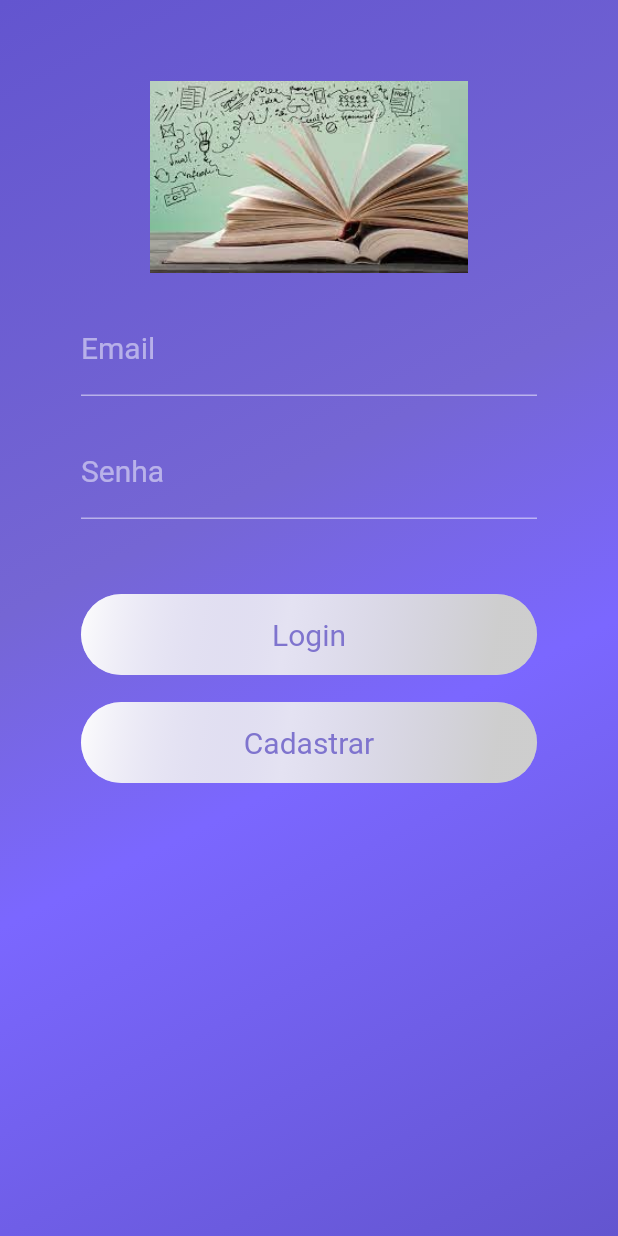
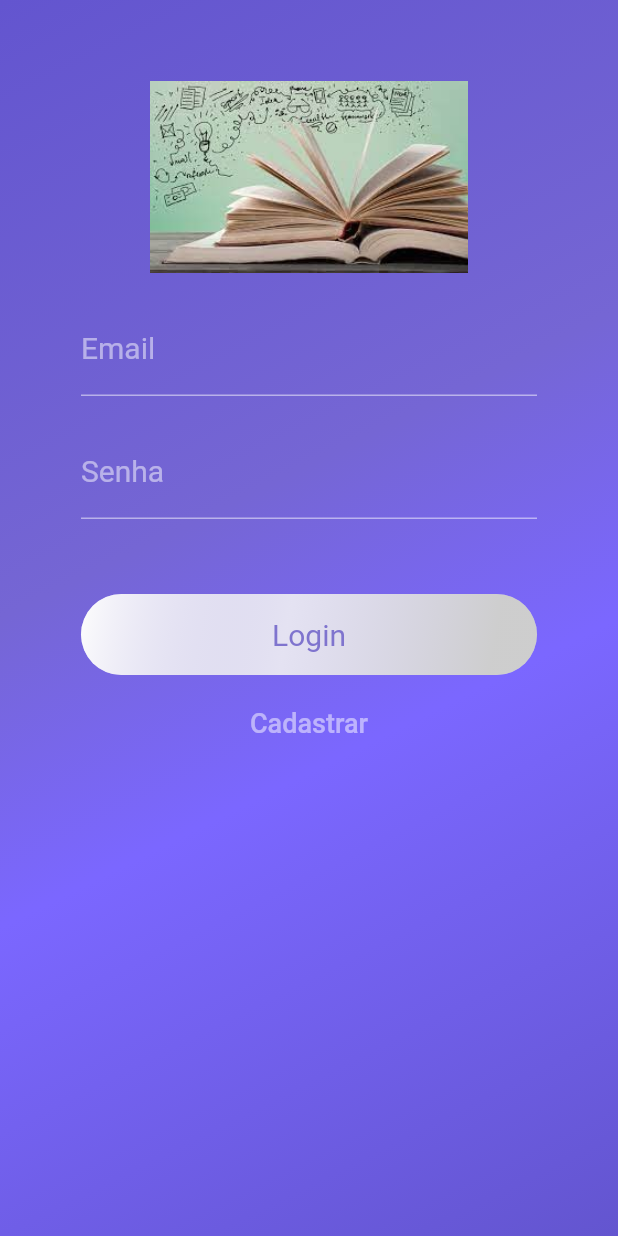
Before and after one commit to Grazifelix/Like-A-book-App, a Flutter app: the screen it shows after launch, on a phone screen of 412 x 824 dp. Run offline on Flutter 3.47's test engine with Material 2 defaults, Android fonts, the phone set to English and light mode, and no system bars.

Commit message:
style: change cadastrar button to textButton and connect it with the routeNamed

```diff
--- a/lib/src/view/login_page_view.dart
+++ b/lib/src/view/login_page_view.dart
@@ -1,5 +1,3 @@
-import 'dart:html';
-
 import 'package:flutter/material.dart';
 import 'package:likeabook_app/src/controller/login_page_controller.dart';
 
@@ -115,7 +113,6 @@ class _LoginHomePageState extends State<LoginHomePage> {
                             Color.fromARGB(45, 127, 116, 206),
                             Color.fromARGB(100, 137, 137, 137),
                           ]),
-                      //color: Colors.black12,
                       borderRadius: BorderRadius.all(Radius.circular(30))),
                   child: const Center(
                     child: Text(
@@ -129,46 +126,17 @@ class _LoginHomePageState extends State<LoginHomePage> {
                 ),
               )),
           const SizedBox(
-            height: 18,
+            height: 8,
           ),
-          Material(
-              borderRadius: const BorderRadius.all(
-                Radius.circular(30),
+          TextButton(
+              child: const Text(
+                "Cadastrar",
+                style: TextStyle(
+                    color: Color.fromARGB(128, 255, 255, 255), fontSize: 18),
               ),
-              child: InkWell(
-                borderRadius: const BorderRadius.all(
-                  Radius.circular(30),
-                ),
-                onTap: () => print('Cadastrar'),
-                child: Ink(
-                  height: 54,
-                  width: double.maxFinite,
-                  decoration: const BoxDecoration(
-                      gradient: LinearGradient(
-                          begin: Alignment.topLeft,
-                          end: Alignment.bottomRight,
-                          stops: [
-                            0.0,
-                            0.45,
-                            0.9
-                          ],
-                          colors: [
-                            Color.fromARGB(146, 255, 255, 255),
-                            Color.fromARGB(45, 127, 116, 206),
-                            Color.fromARGB(100, 137, 137, 137),
-                          ]),
-                      borderRadius: BorderRadius.all(Radius.circular(30))),
-                  child: const Center(
-                    child: Text(
-                      'Cadastrar',
-                      style: TextStyle(
-                        color: Color.fromARGB(255, 127, 116, 206),
-                        fontSize: 20,
-                      ),
-                    ),
-                  ),
-                ),
-              ))
+              onPressed: () {
+                Navigator.pushNamed(context, '/cadastro');
+              }),
         ],
       ),
     ));
```
